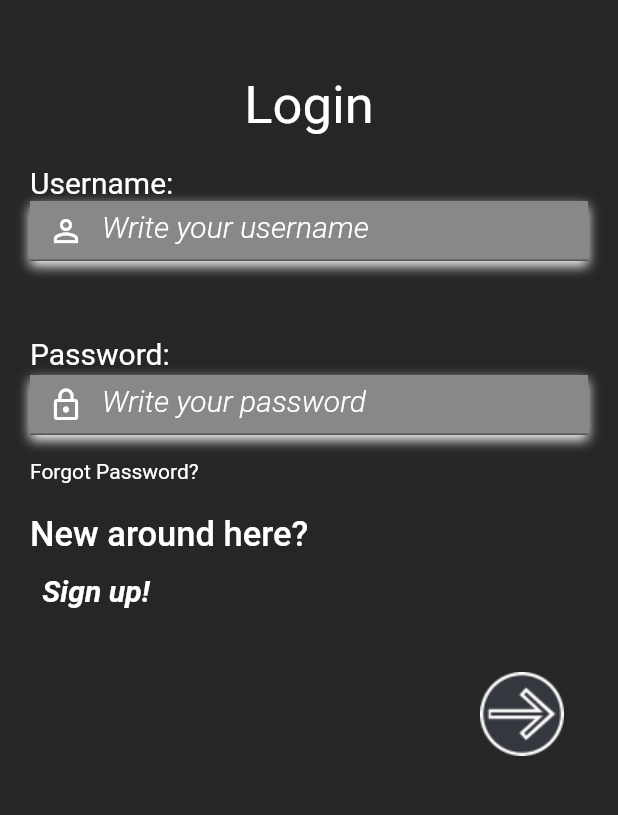
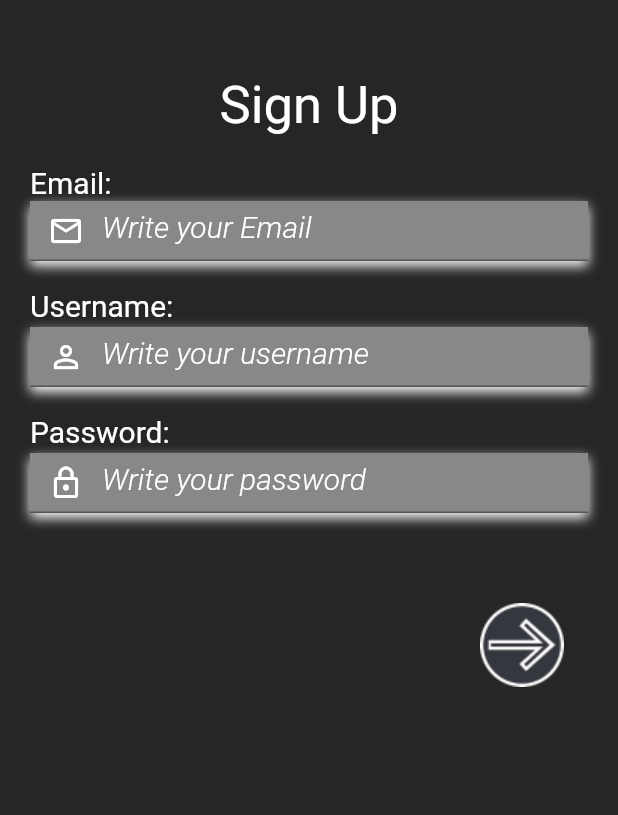
Before and after one commit to lordvlads77/fiction_search, a Flutter app: the Login screen opened directly, after a tap on "Sign up!", on a phone screen of 412 x 824 dp, the part 330-1145 px from its top. Run offline on Flutter 3.47's test engine with Material 2 defaults, Android fonts, the phone set to English and light mode, and no system bars; our stand-ins replace hexcolor, shared_preferences; accounts and stored records are empty.

Commit message:
Finished Save Data Feature on Sign Up | A correction on Login.dart | Connected signup btton with singS

```diff
--- a/lib/login.dart
+++ b/lib/login.dart
@@ -4,6 +4,7 @@ import 'package:flutter/services.dart';
 import 'package:hexcolor/hexcolor.dart';
 import 'package:shared_preferences/shared_preferences.dart';
 import 'welcome.dart';
+import 'signup.dart';
 
 class Login extends StatefulWidget {
   const Login({Key? key}) : super(key: key);
@@ -14,7 +15,6 @@ class Login extends StatefulWidget {
 
 class _LoginState extends State<Login> {
 
-  bool _remember = false;
   var c_email = TextEditingController();
   var c_password = TextEditingController();
 
@@ -61,7 +61,7 @@ class _LoginState extends State<Login> {
         barrierDismissible: false,
         builder: (BuildContext context){
           return AlertDialog(
-           title: Text('REMEMBAS'),
+           title: Text('Attention:'),
            content: SingleChildScrollView(
              child: ListBody(
                children: [
@@ -277,7 +277,14 @@ class _LoginState extends State<Login> {
                           Container(
                             alignment: Alignment.centerLeft,
                             child: MaterialButton(
-                              onPressed: () => print('Pressed Button'),
+                              onPressed: () {
+                                Navigator.of(context).pushAndRemoveUntil(MaterialPageRoute(
+                                    builder: (BuildContext context){
+                                      return SignUp();
+                                    }
+                                ),
+                                        (route) => false);
+                              },
                               padding: EdgeInsets.only(left: 0),
                               child: Text('Sign up!',
                                 style: boldItalic20,
--- a/lib/main.dart
+++ b/lib/main.dart
@@ -16,7 +16,7 @@ import 'signup.dart';
        title: 'FictionSearch',
        debugShowCheckedModeBanner: false,
        theme: ThemeData(primarySwatch: Colors.grey),
-       home: Login(),
+       home: SignUp(),
      );
    }
  }
--- a/lib/signup.dart
+++ b/lib/signup.dart
@@ -1,7 +1,9 @@
 import 'package:flutter/material.dart';
 import 'package:flutter/services.dart';
 import 'package:hexcolor/hexcolor.dart';
+import 'package:shared_preferences/shared_preferences.dart';
 import 'styles.dart';
+import 'registereduser.dart';
 
 class SignUp extends StatefulWidget {
   const SignUp({Key? key}) : super(key: key);
@@ -11,6 +13,107 @@ class SignUp extends StatefulWidget {
 }
 
 class _SignUpState extends State<SignUp> {
+
+  var s_email = TextEditingController();
+  var s_username = TextEditingController();
+  var s_password = TextEditingController();
+
+  String email = '';
+  String username = '';
+  String password = '';
+
+  input(email, username, password){
+    if (email == '' || username == '' || password == '') {
+      show_alert('You must fill all the text fields');
+    }else {
+      save_data(email, username, password);
+
+      Navigator.of(context).pushAndRemoveUntil(MaterialPageRoute(
+          builder: (BuildContext context){
+            return NewUser();
+          }
+      ),
+              (route) => false);
+    }
+
+    s_email.text = '';
+    s_username.text = '';
+    s_password.text = '';
+  }
+
+  Future<void> save_data(email, username, password) async{
+    SharedPreferences preferences = await SharedPreferences.getInstance();
+
+    await preferences.setString('email', email);
+    await preferences.setString('username', username);
+    await preferences.setString('password', password);
+  }
+
+  show_alert(mensaje){
+    showDialog(
+        context: context,
+        barrierDismissible: false,
+        builder: (BuildContext context){
+          return AlertDialog(
+            title: Text('Attention:'),
+            content: SingleChildScrollView(
+              child: ListBody(
+                children: [
+                  Text(mensaje)
+                ],
+              ),
+            ),
+            actions: [
+              TextButton(
+                  onPressed: (){
+                    Navigator.of(context).pop();
+                  },
+                  child: Text('Accept'),
+              ),
+            ],
+          );
+        }
+    );
+  }
+
+  Future<void> show_data()async {
+
+    SharedPreferences preferences = await SharedPreferences.getInstance();
+
+    email = (await preferences.getString('email'))!;
+    username = (await preferences.getString('username'))!;
+    password = (await preferences.getString('password'))!;
+
+    print('Email: '+email);
+    print('Username: '+username);
+    print('Password: '+password);
+
+    if(email != null){
+      if (email != '') {
+        /*Navigator.of(context).push(MaterialPageRoute(
+            builder: (BuildContext context){
+              return new Bienvenida();
+            }
+        ));*/
+        Navigator.of(context).pushAndRemoveUntil(MaterialPageRoute(
+            builder: (BuildContext context){
+              return NewUser();
+            }
+        ),
+                (route) => false);
+      }
+    }
+
+  }
+
+  @override
+  void initState() {
+    // TODO: implement initState
+    super.initState();
+    show_data();
+  }
+
+
   @override
   Widget build(BuildContext context) {
     SystemChrome.setSystemUIOverlayStyle(SystemUiOverlayStyle(
@@ -91,6 +194,7 @@ class _SignUpState extends State<SignUp> {
                                 ),
                                 height: 40,
                                 child: TextField(
+                                  controller: s_email,
                                   keyboardType: TextInputType.emailAddress,
                                   style: sRegularStyle,
                                   decoration: InputDecoration(
@@ -132,6 +236,7 @@ class _SignUpState extends State<SignUp> {
                                 ),
                                 height: 40,
                                 child: TextField(
+                                  controller: s_username,
                                   keyboardType: TextInputType.text,
                                   style: sRegularStyle,
                                   decoration: InputDecoration(
@@ -173,6 +278,7 @@ class _SignUpState extends State<SignUp> {
                                 ),
                                 height: 40,
                                 child: TextField(
+                                  controller: s_password,
                                   obscureText: true,
                                   keyboardType: TextInputType.text,
                                   style: sRegularStyle,
@@ -193,7 +299,16 @@ class _SignUpState extends State<SignUp> {
                           ),
                           Container(
                             alignment: Alignment.bottomRight,
-                            child: Image.asset('img/proceedIcon.png'),
+                            child: MaterialButton(
+                                onPressed: (){
+                                  email = s_email.text;
+                                  username = s_username.text;
+                                  password = s_password.text;
+
+                                  input(email, username, password);
+                                },
+                              child: Image.asset('img/proceedIcon.png'),
+                            ),
                           ),
                         ],
                       ),
```
Also changed, not shown: lib/registereduser.dart (added, +44 -0 lines).
